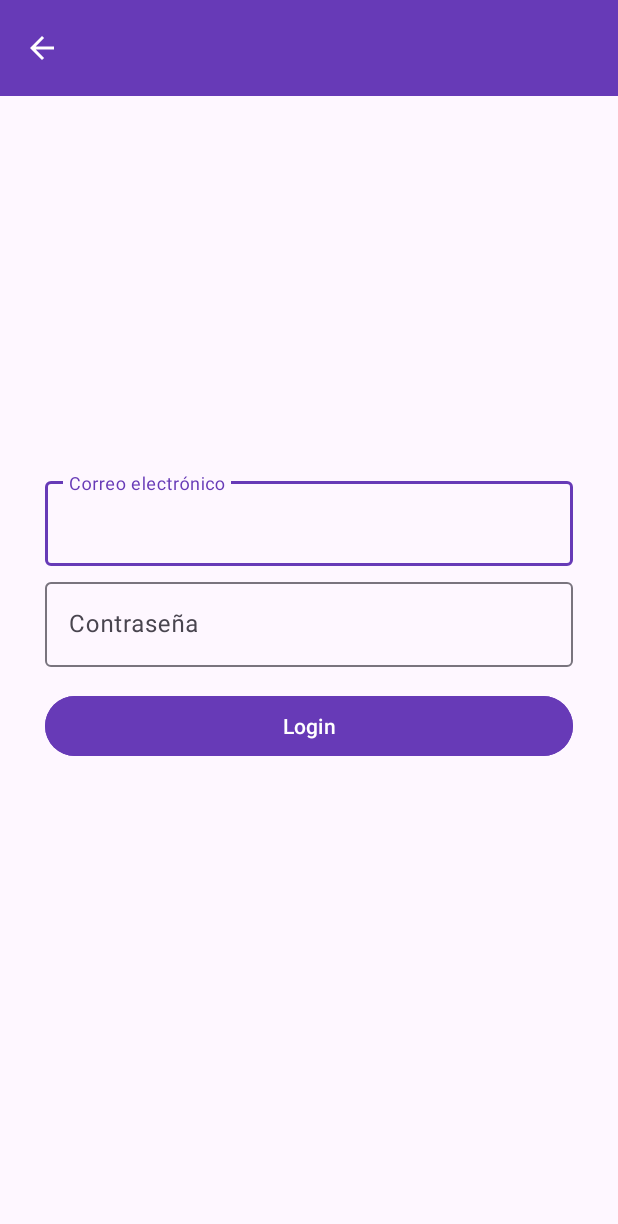
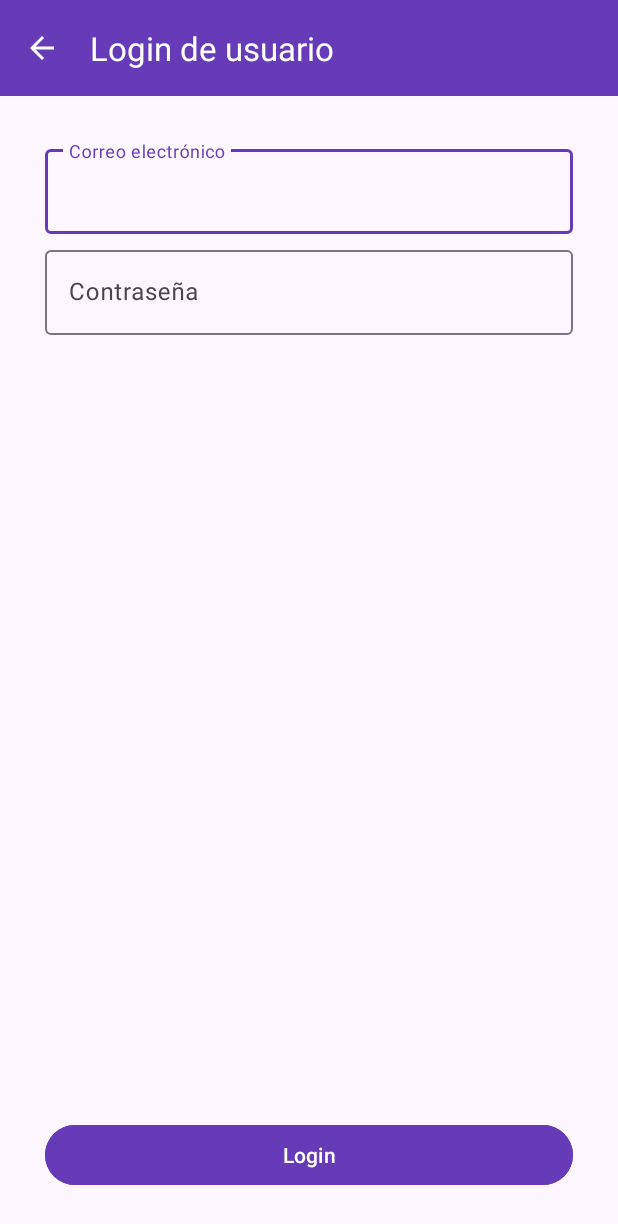
Before and after one commit to ezequiel-pereira/Ezecab, an Android app: the LoginActivity screen opened directly, with no data from a screen before it, on a phone screen of 412 x 824 dp. Shown: the top 1224 px of the screen. Run offline under Robolectric (Android 15) with nearby library versions, the phone set to English and light mode, and no system bars; our stand-ins replace Firebase (no records; nobody signed in at launch, a user with empty details on screens opened directly).

Commit message:
add MyToolbar class to show activity title

```diff
--- a/ezecab/src/main/java/com/ezedev/ezecab/LoginActivity.java
+++ b/ezecab/src/main/java/com/ezedev/ezecab/LoginActivity.java
@@ -2,13 +2,13 @@ package com.ezedev.ezecab;
 
 import androidx.annotation.NonNull;
 import androidx.appcompat.app.AppCompatActivity;
-import androidx.appcompat.widget.Toolbar;
 
 import android.os.Bundle;
 import android.view.View;
 import android.widget.Button;
 import android.widget.Toast;
 
+import com.ezedev.ezecab.includes.MyToolbar;
 import com.google.android.gms.tasks.OnCompleteListener;
 import com.google.android.gms.tasks.Task;
 import com.google.android.material.textfield.TextInputEditText;
@@ -18,7 +18,6 @@ import com.google.firebase.auth.FirebaseAuth;
 
 public class LoginActivity extends AppCompatActivity {
 
-    Toolbar mToolbar;
     TextInputEditText mTextInputEmail;
     TextInputEditText mTextInputPassword;
     Button mButtonLogin;
@@ -30,14 +29,11 @@ public class LoginActivity extends AppCompatActivity {
         super.onCreate(savedInstanceState);
         setContentView(R.layout.activity_login);
 
-        mToolbar = findViewById(R.id.toolbar);
         mTextInputEmail = findViewById(R.id.textInputEmail);
         mTextInputPassword = findViewById(R.id.textInputPassword);
         mButtonLogin = findViewById(R.id.btnLogin);
 
-        setSupportActionBar(mToolbar);
-        getSupportActionBar().setDisplayShowTitleEnabled(false);
-        getSupportActionBar().setDisplayHomeAsUpEnabled(true);
+        MyToolbar.show(this, "Login de usuario", true);
 
         mAuth = FirebaseAuth.getInstance();
         mButtonLogin.setOnClickListener(new View.OnClickListener() {
@@ -57,9 +53,9 @@ public class LoginActivity extends AppCompatActivity {
                 mAuth.signInWithEmailAndPassword(email, password).addOnCompleteListener(new OnCompleteListener<AuthResult>() {
                     @Override
                     public void onComplete(@NonNull Task<AuthResult> task) {
-                        if (task.isSuccessful()){
+                        if (task.isSuccessful()) {
                             Toast.makeText(LoginActivity.this, "¡Bienvenido!", Toast.LENGTH_SHORT).show();
-                        }else {
+                        } else {
                             Toast.makeText(LoginActivity.this, "Email o contraseña incorrectos", Toast.LENGTH_SHORT).show();
                         }
                     }
--- a/ezecab/src/main/java/com/ezedev/ezecab/RegisterActivity.java
+++ b/ezecab/src/main/java/com/ezedev/ezecab/RegisterActivity.java
@@ -9,6 +9,7 @@ import android.view.View;
 import android.widget.Button;
 import android.widget.Toast;
 
+import com.ezedev.ezecab.includes.MyToolbar;
 import com.ezedev.ezecab.model.User;
 import com.google.android.gms.tasks.OnCompleteListener;
 import com.google.android.gms.tasks.Task;
@@ -39,6 +40,8 @@ public class RegisterActivity extends AppCompatActivity {
         mTextInputEmail = findViewById(R.id.textInputEmail);
         mTextInputPassword = findViewById(R.id.textInputPassword);
         mButtonRegister = findViewById(R.id.btnRegister);
+
+        MyToolbar.show(this, "Regsitro de usuario", true);
 
         mPref = getApplicationContext().getSharedPreferences("userType", MODE_PRIVATE);
         String userType = mPref.getString("user", "");
--- /dev/null
+++ b/ezecab/src/main/java/com/ezedev/ezecab/includes/MyToolbar.java
@@ -0,0 +1,16 @@
+package com.ezedev.ezecab.includes;
+
+import androidx.appcompat.app.AppCompatActivity;
+import androidx.appcompat.widget.Toolbar;
+
+import com.ezedev.ezecab.R;
+
+public class MyToolbar {
+
+    public static void show(AppCompatActivity activity, String title, Boolean addButton) {
+        Toolbar toolbar = activity.findViewById(R.id.toolbar);
+        activity.setSupportActionBar(toolbar);
+        activity.getSupportActionBar().setTitle(title);
+        activity.getSupportActionBar().setDisplayHomeAsUpEnabled(true);
+    }
+}
--- a/ezecab/src/main/res/layout/activity_login.xml
+++ b/ezecab/src/main/res/layout/activity_login.xml
@@ -11,10 +11,9 @@
     <androidx.appcompat.widget.LinearLayoutCompat
         android:layout_width="match_parent"
         android:layout_height="match_parent"
-        android:layout_marginLeft="30dp"
-        android:layout_marginRight="30dp"
+        android:layout_margin="30dp"
         android:orientation="vertical"
-        android:gravity="center">
+        app:layout_behavior="com.google.android.material.appbar.AppBarLayout$ScrollingViewBehavior">
 
         <com.google.android.material.textfield.TextInputLayout
             android:layout_width="match_parent"
@@ -40,19 +39,26 @@
                 android:id="@+id/textInputPassword"
                 android:layout_width="match_parent"
                 android:layout_height="wrap_content"
+                android:layout_marginBottom="10dp"
                 android:hint="Contraseña"
-                android:inputType="textPassword"
-                android:layout_marginBottom="10dp">
+                android:inputType="textPassword">
 
             </com.google.android.material.textfield.TextInputEditText>
         </com.google.android.material.textfield.TextInputLayout>
 
-        <Button
+        <LinearLayout
+            android:layout_width="match_parent"
+            android:layout_height="match_parent"
+            android:gravity="bottom"
+            android:orientation="vertical">
+
+            <Button
                 android:id="@+id/btnLogin"
                 android:layout_width="match_parent"
                 android:layout_height="wrap_content"
                 android:backgroundTint="@color/colorPrimary"
                 android:text="Login" />
+        </LinearLayout>
 
     </androidx.appcompat.widget.LinearLayoutCompat>
 
--- a/ezecab/src/main/res/layout/activity_register.xml
+++ b/ezecab/src/main/res/layout/activity_register.xml
@@ -6,11 +6,14 @@
     android:layout_height="match_parent"
     tools:context=".RegisterActivity">
 
+    <include layout="@layout/action_bar_toolbar" />
+
     <androidx.appcompat.widget.LinearLayoutCompat
         android:layout_width="match_parent"
         android:layout_height="match_parent"
         android:orientation="vertical"
-        android:layout_margin="30dp">
+        android:layout_margin="30dp"
+        app:layout_behavior="com.google.android.material.appbar.AppBarLayout$ScrollingViewBehavior">
 
         <com.google.android.material.textfield.TextInputLayout
             android:layout_width="match_parent"
```
